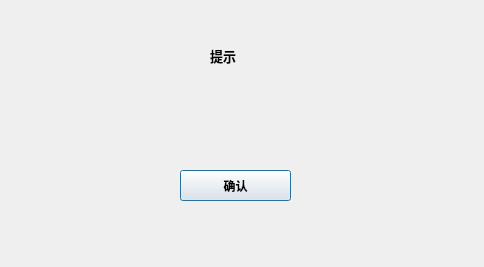
Qt form qt/UI/info_dialog.ui (entropy2333/MyCloud) before a commit.
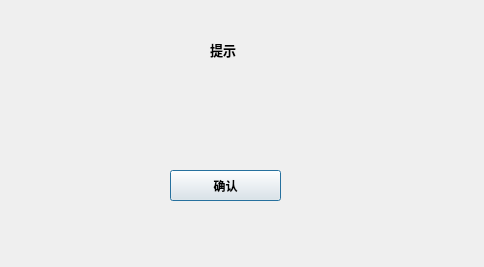
The same form after that commit.

What changed in the file:
```diff
--- a/qt/UI/info_dialog.ui
+++ b/qt/UI/info_dialog.ui
@@ -19,7 +19,7 @@
      <x>50</x>
      <y>70</y>
      <width>361</width>
-     <height>141</height>
+     <height>151</height>
     </rect>
    </property>
    <property name="font">
@@ -55,7 +55,7 @@
    <widget class="QPushButton" name="pushButton">
     <property name="geometry">
      <rect>
-      <x>130</x>
+      <x>120</x>
       <y>100</y>
       <width>111</width>
       <height>31</height>
@@ -78,16 +78,16 @@
    <property name="geometry">
     <rect>
      <x>50</x>
-     <y>40</y>
+     <y>30</y>
      <width>361</width>
-     <height>31</height>
+     <height>41</height>
     </rect>
    </property>
    <widget class="QLabel" name="label_2">
     <property name="geometry">
      <rect>
       <x>160</x>
-      <y>6</y>
+      <y>10</y>
       <width>41</width>
       <height>20</height>
      </rect>
```
